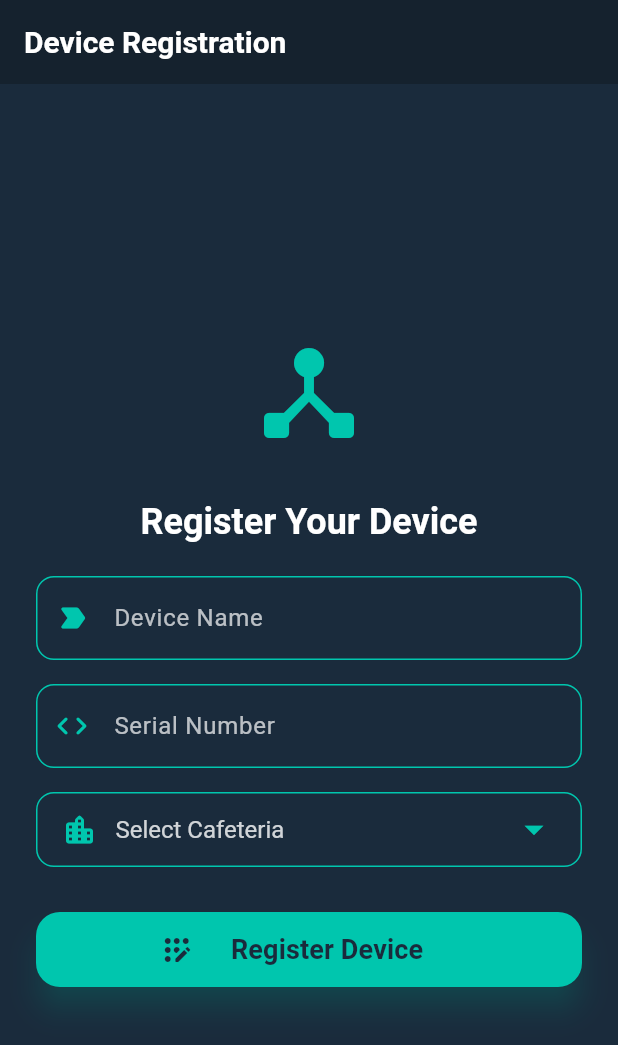
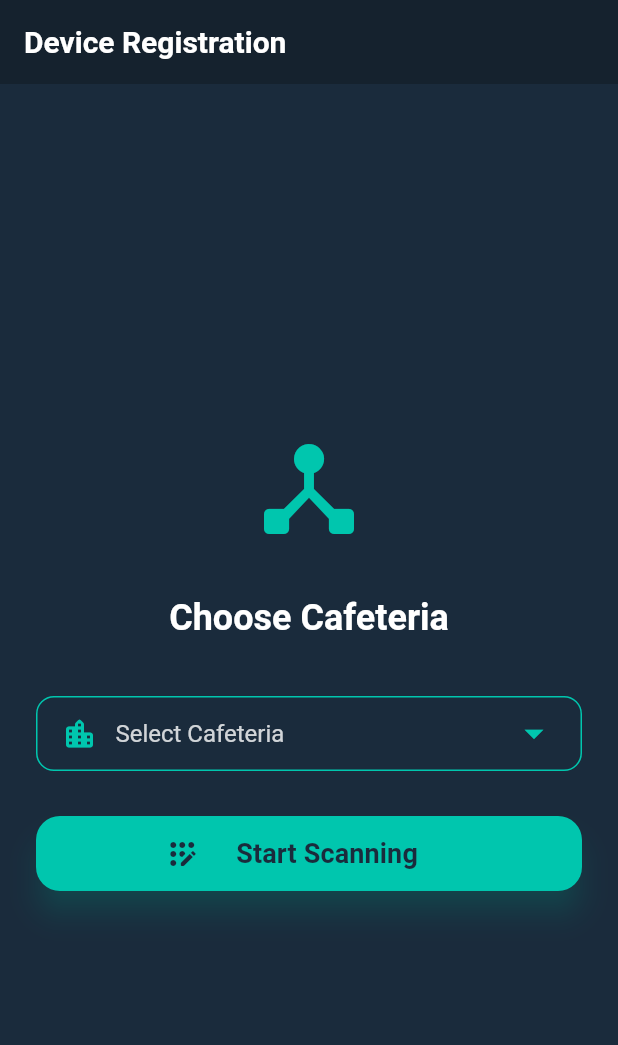
Before and after one commit to Abelmalu/RFID-Tag-Reader, a Flutter app: the DeviceRegistrationScreen screen opened directly, on a phone screen of 412 x 824 dp. Shown: the top 1045 px of the screen. Run offline on Flutter 3.47's test engine with Material 3 defaults, Android fonts, the phone set to English and light mode, and no system bars; our stand-ins replace shared_preferences; missing offline and left inert: nfc_manager; accounts and stored records are empty; network calls fail.

Commit message:
cafeterias can be selected for scanning

```diff
--- a/lib/home_screen.dart
+++ b/lib/home_screen.dart
@@ -1,6 +1,7 @@
 import 'package:flutter/material.dart';
 import 'cafeteria_screen.dart';
 import 'gate_screen.dart';
+import 'registration_screen.dart';
 import 'serial_number_auth.dart';
 import 'device_service.dart';
 
@@ -69,7 +70,7 @@ class HomeScreen extends StatelessWidget {
                 title: 'Cafeteria Scan',
                 subtitle: 'Navigate to the food transaction processing.',
                 icon: Icons.restaurant_menu_rounded,
-                destination: const NfcReaderScreen(),
+                destination: const DeviceRegistrationScreen(),
               ),
               const SizedBox(height: 20),
               _buildModeButton(
--- a/lib/registration_screen.dart
+++ b/lib/registration_screen.dart
@@ -45,12 +45,11 @@ class _DeviceRegistrationScreenState extends State<DeviceRegistrationScreen> {
   // Initialize as null so the hint is displayed by default
   int? _selectedCafeteriaId;
   // -------------------------------
-
   bool _isLoading = false;
   String? _errorMessage;
   String? _successMessage;
 
-  static const String _baseUrl = 'http://192.168.100.169:8080';
+  static const String _baseUrl = 'http://127.0.0.1:8080';
 
   @override
   void initState() {
@@ -83,6 +82,8 @@ class _DeviceRegistrationScreenState extends State<DeviceRegistrationScreen> {
   }
 
   Future<void> _registerDevice() async {
+    print("this is the id ");
+    print(_selectedCafeteriaId);
     // 1. Validation
     if (!_formKey.currentState!.validate()) {
       return;
@@ -91,7 +92,7 @@ class _DeviceRegistrationScreenState extends State<DeviceRegistrationScreen> {
     // 2. Critical Check: Ensure a cafeteria has been selected (i.e., not null)
     if (_selectedCafeteriaId == null) {
       setState(() {
-        _errorMessage = 'Please select a cafeteria to register the device.';
+        _errorMessage = 'Please select a cafeteria you want to Scan .';
       });
       return;
     }
@@ -303,7 +304,7 @@ class _DeviceRegistrationScreenState extends State<DeviceRegistrationScreen> {
                 ),
                 const SizedBox(height: 30),
                 Text(
-                  'Register Your Device',
+                  'Choose Cafeteria',
                   textAlign: TextAlign.center,
                   style: Theme.of(context).textTheme.headlineSmall?.copyWith(
                     color: kLightTextColor,
@@ -311,23 +312,7 @@ class _DeviceRegistrationScreenState extends State<DeviceRegistrationScreen> {
                   ),
                 ),
                 const SizedBox(height: 20),
-                _buildTextField(
-                  controller: _nameController,
-                  labelText: 'Device Name',
-                  hintText: 'e.g., Cafeteria Scanner 01',
-                  icon: Icons.label_important_rounded,
-                  validator: (value) =>
-                      value!.isEmpty ? 'Please enter a device name' : null,
-                ),
-                const SizedBox(height: 16),
-                _buildTextField(
-                  controller: _serialNumberController,
-                  labelText: 'Serial Number',
-                  hintText: 'e.g., SN292',
-                  icon: Icons.code_rounded,
-                  validator: (value) =>
-                      value!.isEmpty ? 'Please enter a serial number' : null,
-                ),
+
                 const SizedBox(height: 16),
                 _buildStyledDropdown(),
                 const SizedBox(height: 30),
@@ -376,7 +361,7 @@ class _DeviceRegistrationScreenState extends State<DeviceRegistrationScreen> {
                       horizontal: 16.0,
                     ),
                     child: Text(
-                      _isLoading ? 'Registering...' : 'Register Device',
+                      _isLoading ? 'Choosing Cafeteria...' : 'Start Scanning',
                       style: const TextStyle(
                         fontSize: 18,
                         fontWeight: FontWeight.bold,
```
